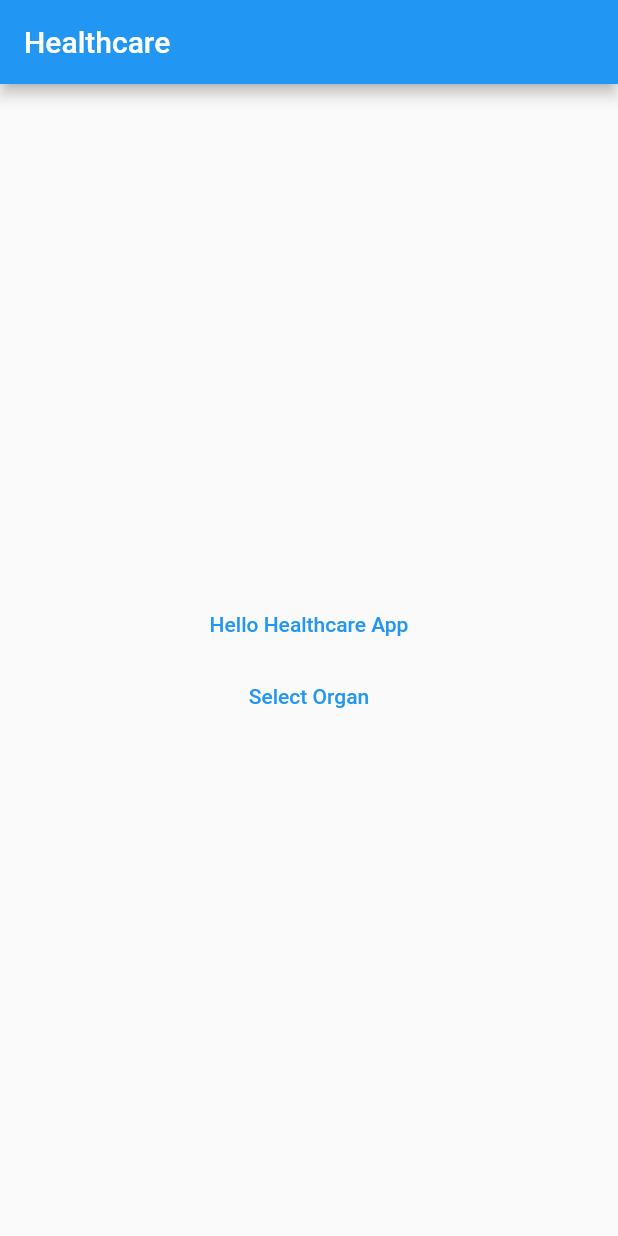
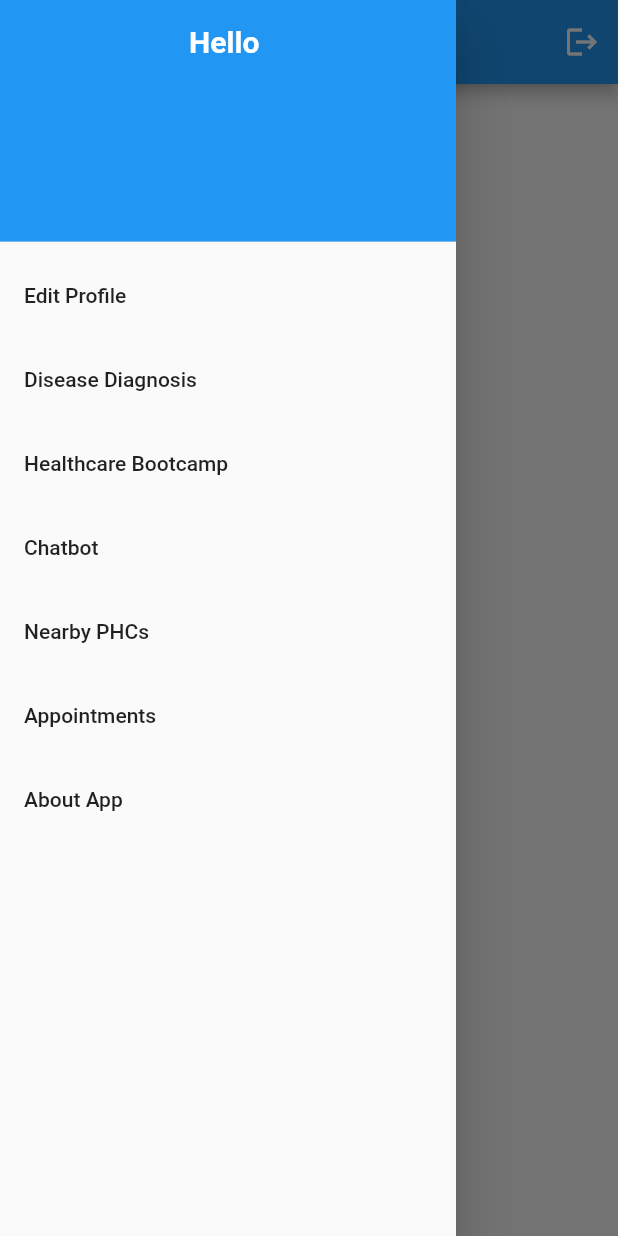
Before and after one commit to deeppatel23/AarogymaBuddy, a Flutter app: the HomePage screen opened directly, with the side drawer open (before the commit the screen has no drawer), on a phone screen of 412 x 824 dp. Run offline on Flutter 3.47's test engine with Material 2 defaults, Android fonts, the phone set to English and light mode, and no system bars; our stand-ins replace cloud_firestore, firebase_auth, firebase_core; accounts and stored records are empty; network calls fail.

```diff
--- /dev/null
+++ b/lib/drawer.dart
@@ -0,0 +1,103 @@
+import 'package:flutter/material.dart';
+import 'package:firebase_auth/firebase_auth.dart';
+
+class MyDrawer extends StatefulWidget {
+  @override
+  _MyDrawerState createState() => _MyDrawerState();
+}
+
+class _MyDrawerState extends State<MyDrawer> {
+  final FirebaseAuth auth = FirebaseAuth.instance;
+
+  @override
+  Widget build(BuildContext context) {
+    return Drawer(
+      child: ListView(
+        children: <Widget>[
+          DrawerHeader(
+            child: Column(
+              crossAxisAlignment: CrossAxisAlignment.center,
+              children: [
+                Container(
+                  child: Text(
+                    "Hello " + auth.currentUser!.phoneNumber.toString(),
+                    style: const TextStyle(
+                        fontSize: 20,
+                        fontWeight: FontWeight.bold,
+                        color: Colors.white),
+                  ),
+                  //     child: Image.asset(
+                  //   "assets/SkinShine with text.png",
+                  //   width: 137,
+                  //   height: 137,
+                  // )
+                )
+              ],
+            ),
+            decoration: BoxDecoration(
+              color: Colors.blue,
+            ),
+          ),
+          ListTile(
+            title: Text('Edit Profile'),
+            onTap: () {
+              // Navigator.push(
+              //   context,
+              //   MaterialPageRoute(builder: (context) => NewsPage()),
+              // );
+            },
+          ),
+          ListTile(
+            title: Text('Disease Diagnosis'),
+            onTap: () {
+              // Navigator.push(
+              //   context,
+              //   MaterialPageRoute(builder: (context) => MyReminder()),
+              // );
+            },
+          ),
+          ListTile(
+            title: Text('Healthcare Bootcamp'),
+            onTap: () {
+              // Navigator.push(
+              //   context,
+              //   MaterialPageRoute(builder: (context) => MyBot()),
+              // );
+            },
+          ),
+          ListTile(
+            title: Text('Chatbot'),
+            onTap: () {
+              // Navigator.push(
+              //   context,
+              //   MaterialPageRoute(builder: (context) => DiseasesInfoPage()),
+              // );
+            },
+          ),
+          ListTile(
+            title: Text('Nearby PHCs'),
+            onTap: () {},
+          ),
+          ListTile(
+            title: Text('Appointments'),
+            onTap: () {
+              // Navigator.push(
+              //   context,
+              //   MaterialPageRoute(builder: (context) => ML_Model()),
+              // );
+            },
+          ),
+          ListTile(
+            title: Text('About App'),
+            onTap: () {
+              // Navigator.push(
+              //   context,
+              //   MaterialPageRoute(builder: (context) => OurTeam()),
+              // );
+            },
+          )
+        ],
+      ),
+    );
+  }
+}
--- a/lib/homepage.dart
+++ b/lib/homepage.dart
@@ -1,6 +1,9 @@
+import 'package:firebase_auth/firebase_auth.dart';
 import 'package:flutter/material.dart';
 import 'package:firebase_core/firebase_core.dart';
 import 'package:cloud_firestore/cloud_firestore.dart';
+import 'package:healthcareapp/Login/register_user.dart';
+import 'package:healthcareapp/drawer.dart';
 import 'Diagnosis/select_organ.dart';
 
 class HomePage extends StatefulWidget {
@@ -12,6 +15,7 @@ class _HomePageState extends State<HomePage> {
   String _appName = "Healthcare";
   String _appDescription = "";
   bool showDes = false;
+  final FirebaseAuth auth = FirebaseAuth.instance;
 
   getAppDetails() async {
     await FirebaseFirestore.instance
@@ -31,12 +35,31 @@ class _HomePageState extends State<HomePage> {
     super.initState();
   }
 
+  static Route<void> _myRouteBuilder(BuildContext context, Object? arguments) {
+    return MaterialPageRoute<void>(
+      builder: (BuildContext context) => const Login(),
+    );
+  }
+
   @override
   Widget build(BuildContext context) {
     return Scaffold(
       appBar: AppBar(
         title: Text(_appName == "" ? "App Name" : _appName),
+        actions: <Widget>[
+          IconButton(
+            icon: const Icon(Icons.logout),
+            onPressed: () {
+              auth.signOut();
+              Navigator.of(context).restorablePushAndRemoveUntil(
+                _myRouteBuilder,
+                ModalRoute.withName('/'),
+              );
+            },
+          ),
+        ],
       ),
+      drawer: MyDrawer(),
       body: RefreshIndicator(
         onRefresh: () async {
           await getAppDetails();
```
Also changed, not shown: lib/Login/register_user.dart (renamed from lib/Login/Login.dart, +31 -4 lines), lib/Login/user_details.dart (added, +129 -0 lines), lib/main.dart (+26 -2 lines), pubspec.lock.
